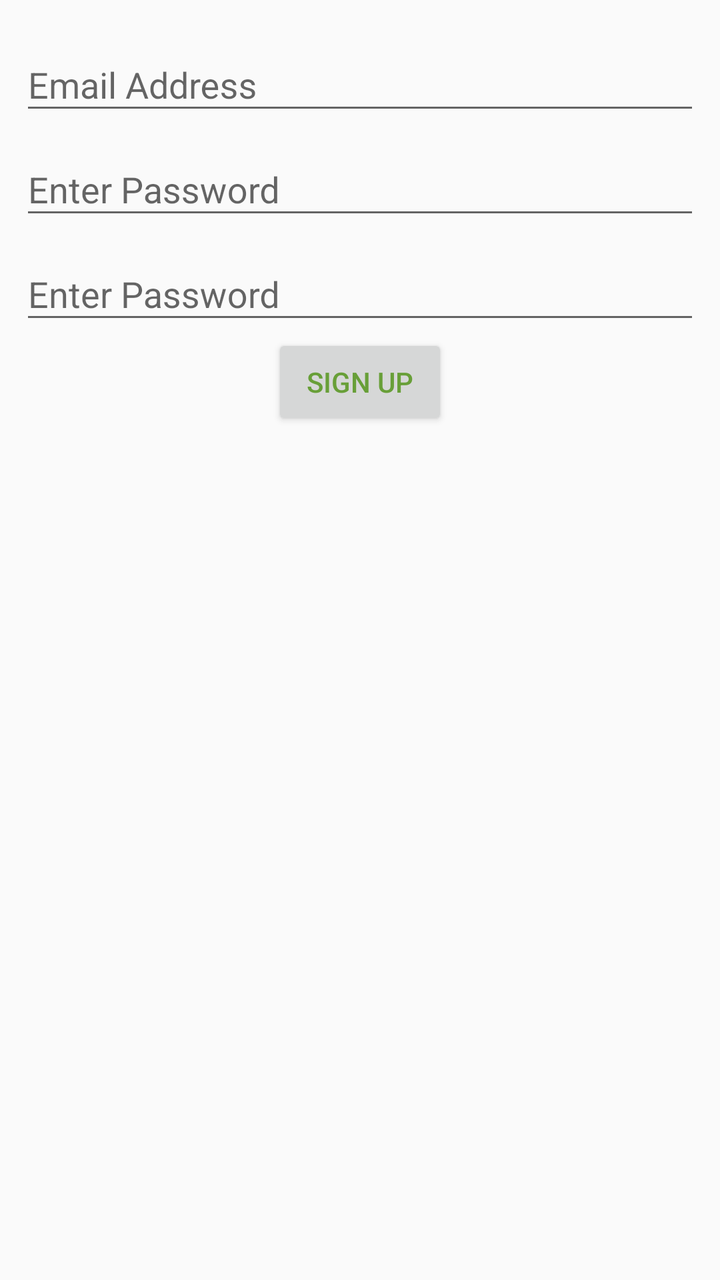
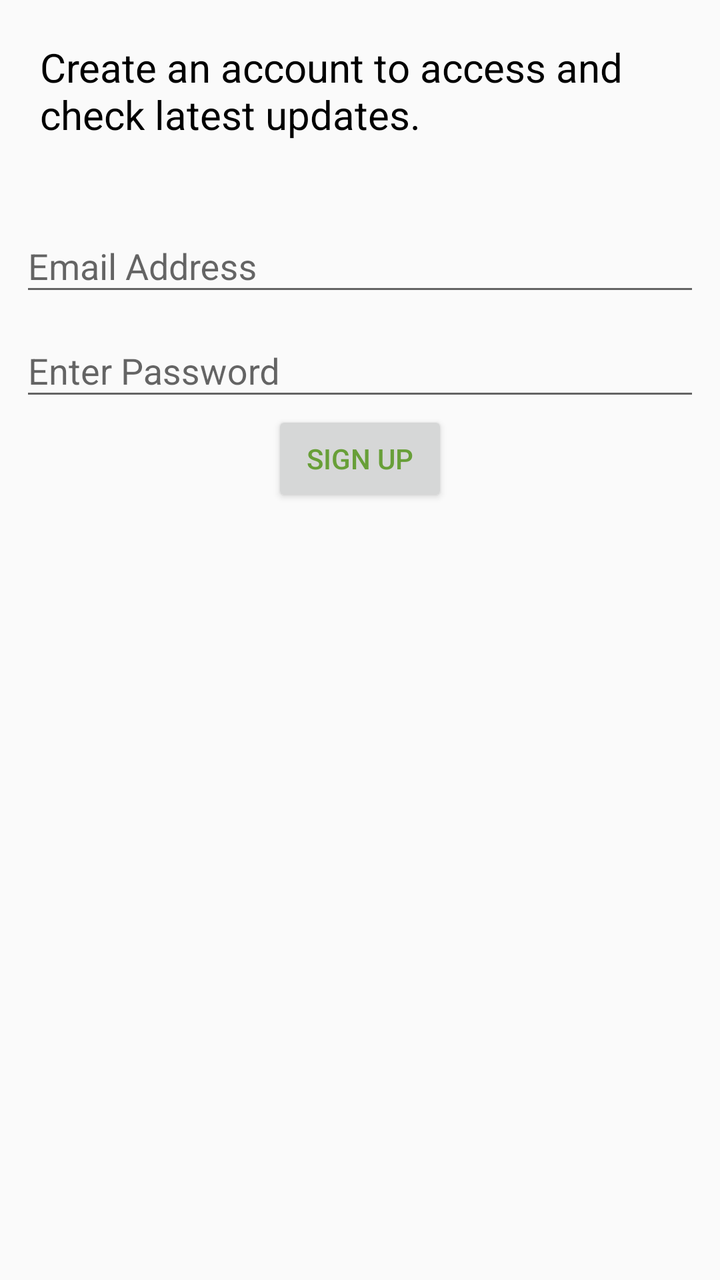

Screens rendered from an Android XML layout before and after an edit, with the pre-edit source and the edit as a unified diff.
<!-- AndroidManifest.xml: application theme AppTheme -->
<!-- res/layout/content_signup.xml -->
<?xml version="1.0" encoding="utf-8"?>
<android.support.constraint.ConstraintLayout xmlns:android="http://schemas.android.com/apk/res/android"
    xmlns:app="http://schemas.android.com/apk/res-auto"
    xmlns:tools="http://schemas.android.com/tools"
    android:layout_width="match_parent"
    android:layout_height="match_parent"
    app:layout_behavior="@string/appbar_scrolling_view_behavior"
    tools:context=".auth.SignupActivity"
    tools:showIn="@layout/activity_signup">
    <LinearLayout
        android:layout_width="match_parent"
        android:layout_margin="10dp"
        android:layout_height="wrap_content"
        android:layout_marginTop="16dp"
        android:orientation="vertical"
        app:layout_constraintEnd_toEndOf="parent"
        app:layout_constraintStart_toStartOf="parent"
        app:layout_constraintTop_toTopOf="parent">
        <android.support.design.widget.TextInputLayout
            android:layout_width="match_parent"
            android:layout_height="wrap_content">
            <EditText
                android:id="@+id/txt_email"
                android:layout_width="match_parent"
                android:layout_height="wrap_content"
                android:ems="10"
                android:hint="Email Address"
                android:inputType="textPersonName"
                tools:layout_editor_absoluteX="84dp"
                tools:layout_editor_absoluteY="58dp" />
        </android.support.design.widget.TextInputLayout>
        <android.support.design.widget.TextInputLayout
            android:layout_width="match_parent"
            android:layout_height="wrap_content">
            <EditText
                android:id="@+id/txt_password_2"
                android:layout_width="match_parent"
                android:layout_height="wrap_content"
                android:ems="10"
                android:hint="Enter Password"
                android:inputType="textPassword"
                tools:layout_editor_absoluteX="85dp"
                tools:layout_editor_absoluteY="177dp" />
        </android.support.design.widget.TextInputLayout>
        <android.support.design.widget.TextInputLayout
            android:layout_width="match_parent"
            android:layout_height="wrap_content">
            <EditText
                android:id="@+id/txt_password_1"
                android:layout_width="match_parent"
                android:layout_height="wrap_content"
                android:ems="10"
                android:hint="Enter Password"
                android:inputType="textPassword"
                tools:layout_editor_absoluteX="85dp"
                tools:layout_editor_absoluteY="120dp" />
        </android.support.design.widget.TextInputLayout>
        <Button
            android:id="@+id/btn_signup"
            android:layout_width="wrap_content"
            android:layout_height="wrap_content"
            android:layout_gravity="center_horizontal"
            android:textColor="@color/colorPrimary"
            android:text="Sign Up"
            tools:layout_editor_absoluteX="148dp"
            tools:layout_editor_absoluteY="269dp" />
    </LinearLayout>
</android.support.constraint.ConstraintLayout>
<!-- res/layout/activity_signup.xml (included above) -->
<?xml version="1.0" encoding="utf-8"?>
<android.support.design.widget.CoordinatorLayout xmlns:android="http://schemas.android.com/apk/res/android"
    xmlns:app="http://schemas.android.com/apk/res-auto"
    xmlns:tools="http://schemas.android.com/tools"
    android:layout_width="match_parent"
    android:layout_height="match_parent"
    tools:context=".auth.SignupActivity">

    <android.support.design.widget.AppBarLayout
        android:layout_width="match_parent"
        android:layout_height="wrap_content"
        android:theme="@style/AppTheme.AppBarOverlay">

        <android.support.v7.widget.Toolbar
            android:id="@+id/toolbar"
            android:layout_width="match_parent"
            android:layout_height="?attr/actionBarSize"
            android:background="?attr/colorPrimary"
            app:popupTheme="@style/AppTheme.PopupOverlay" />

    </android.support.design.widget.AppBarLayout>

    <include layout="@layout/content_signup" />

    <android.support.design.widget.FloatingActionButton
        android:id="@+id/fab"
        android:layout_width="wrap_content"
        android:layout_height="wrap_content"
        android:layout_gravity="bottom|end"
        android:layout_margin="@dimen/fab_margin"
        app:srcCompat="@android:drawable/ic_dialog_email"
        android:visibility="gone"
        />

</android.support.design.widget.CoordinatorLayout>
<!-- resources referenced by this layout -->
<resources>
  <color name="colorPrimary">#689F38</color>
  <dimen name="fab_margin">16dp</dimen>
  <style name="AppTheme.AppBarOverlay" parent="ThemeOverlay.AppCompat.Dark.ActionBar" />
  <style name="AppTheme.PopupOverlay" parent="ThemeOverlay.AppCompat.Light" />
  <style name="AppTheme" parent="Theme.AppCompat.Light.DarkActionBar">
          
          <item name="colorPrimary">@color/colorPrimary</item>
          <item name="colorPrimaryDark">@color/colorPrimaryDark</item>
          <item name="colorAccent">@color/colorAccent</item>
      </style>
  <color name="colorPrimaryDark">#7CB342</color>
  <color name="colorAccent">#616161</color>
</resources>

<!-- the commit's change to res/layout/content_signup.xml (unified diff, before → after) -->
@@ -16,6 +16,16 @@
         app:layout_constraintEnd_toEndOf="parent"
         app:layout_constraintStart_toStartOf="parent"
         app:layout_constraintTop_toTopOf="parent">
+        <TextView
+            android:layout_width="wrap_content"
+            android:layout_height="wrap_content"
+            android:text="Create an account to access and check latest updates."
+            android:textSize="20sp"
+            android:padding="10dp"
+            android:textColor="#000"
+            android:layout_marginBottom="20dp"
+
+            />
         <android.support.design.widget.TextInputLayout
             android:layout_width="match_parent"
             android:layout_height="wrap_content">
@@ -25,7 +35,7 @@
                 android:layout_height="wrap_content"
                 android:ems="10"
                 android:hint="Email Address"
-                android:inputType="textPersonName"
+                android:inputType="textEmailAddress"
                 tools:layout_editor_absoluteX="84dp"
                 tools:layout_editor_absoluteY="58dp" />
         </android.support.design.widget.TextInputLayout>
@@ -41,19 +51,6 @@
                 android:inputType="textPassword"
                 tools:layout_editor_absoluteX="85dp"
                 tools:layout_editor_absoluteY="177dp" />
-        </android.support.design.widget.TextInputLayout>
-        <android.support.design.widget.TextInputLayout
-            android:layout_width="match_parent"
-            android:layout_height="wrap_content">
-            <EditText
-                android:id="@+id/txt_password_1"
-                android:layout_width="match_parent"
-                android:layout_height="wrap_content"
-                android:ems="10"
-                android:hint="Enter Password"
-                android:inputType="textPassword"
-                tools:layout_editor_absoluteX="85dp"
-                tools:layout_editor_absoluteY="120dp" />
         </android.support.design.widget.TextInputLayout>
         <Button
             android:id="@+id/btn_signup"
